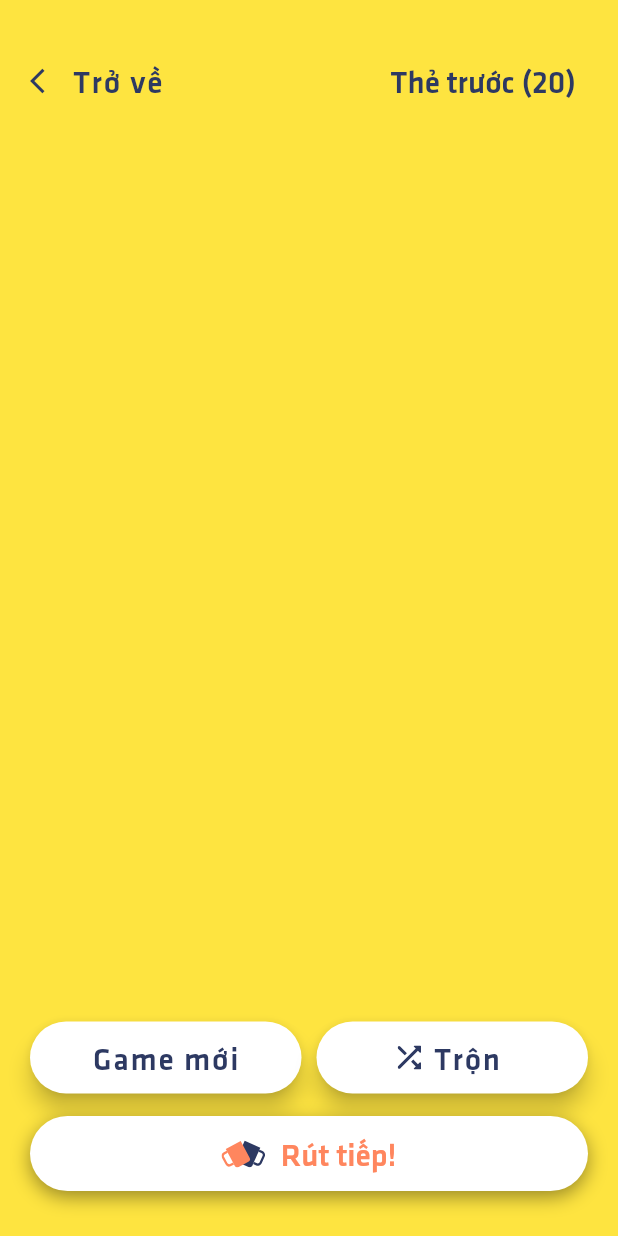
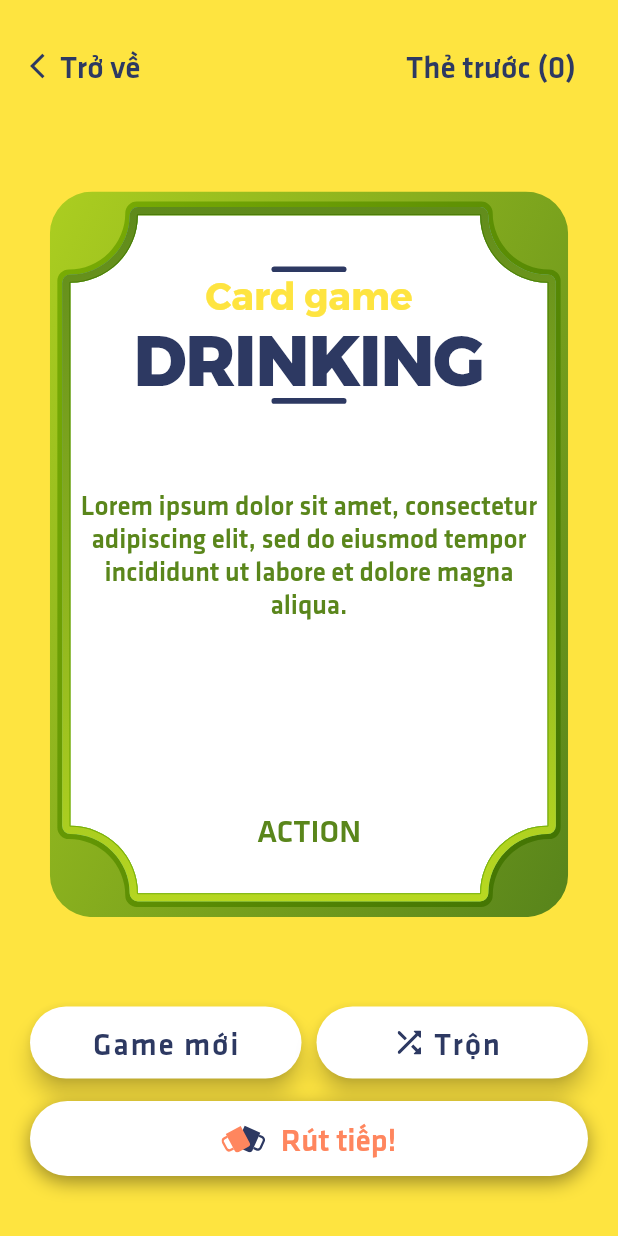
Before and after one commit to tanpmclk14uit/drinking_card, a Flutter app: the screen it shows after launch, after a tap on "Ván mới", on a phone screen of 412 x 824 dp. Run offline on Flutter 3.47's test engine with Material 2 defaults, Android fonts, the phone set to English and light mode, and no system bars; our stand-ins replace flutter_svg.

Commit message:
draw card is done

```diff
--- a/lib/constraint.dart
+++ b/lib/constraint.dart
@@ -4,6 +4,8 @@ import 'package:flutter/cupertino.dart';
 Color backgroundColor = const Color(0xFFFEE440);
 Color primaryTextColor = const Color(0xFF2D3962);
 Color specialButtonText = const Color(0xFFFF865E);
+Color actionCardColor = const Color(0xFF990004);
+Color truthCardColor = const Color(0xFF5A861B);
 
 //Text style
 EdgeInsets homeButtonMargin = const EdgeInsets.symmetric(horizontal: 65);
--- /dev/null
+++ b/lib/enums.dart
@@ -0,0 +1,2 @@
+// enum of the app
+enum CardType { truth, action }
--- a/lib/presentation/screen/home.dart
+++ b/lib/presentation/screen/home.dart
@@ -1,3 +1,4 @@
+import 'package:drinking_card/presentation/screen/playing.dart';
 import 'package:drinking_card/presentation/screen/setting.dart';
 import 'package:drinking_card/presentation/widgets/title.dart';
 import 'package:drinking_card/constraint.dart';
@@ -9,7 +10,8 @@ class HomeScreen extends StatelessWidget {
 
   @override
   Widget build(BuildContext context) {
-    return Scaffold(
+    return SafeArea(
+      child: Scaffold(
         body: Container(
           color: backgroundColor,
           child: Column(
@@ -18,13 +20,15 @@ class HomeScreen extends StatelessWidget {
               Image.asset("assets/top.png"),
               Expanded(
                 child: Container(
-                margin:const EdgeInsets.symmetric(horizontal: 50),
+                  margin: const EdgeInsets.symmetric(horizontal: 50),
                   child: ListView(
                     children: [
                       const AppTitle(),
                       const SizedBox(height: 50),
                       FloatingActionButton.extended(
-                        onPressed: () => {},
+                          onPressed: () => {
+                            Navigator.of(context).push(MaterialPageRoute(builder: (context) => const PlayingScreen(previousCardCount: 10, isFlitted: true,),))
+                          },
                           icon: const Icon(Icons.play_circle_fill_outlined),
                           backgroundColor: Colors.white,
                           foregroundColor: primaryTextColor,
@@ -33,7 +37,11 @@ class HomeScreen extends StatelessWidget {
                       const SizedBox(
                         height: 7,
                       ),
-                    const SpecialButton(content: "Ván mới"),
+                      GestureDetector(
+                          onTap: () {
+                            Navigator.of(context).push(MaterialPageRoute(builder: (context) => const PlayingScreen(previousCardCount: 0, isFlitted: false,)));
+                          },
+                          child: const SpecialButton(content: "Ván mới")),
                       const SizedBox(height: 7),
                       FloatingActionButton.extended(
                           onPressed: () => {},
@@ -45,7 +53,9 @@ class HomeScreen extends StatelessWidget {
                       const SizedBox(height: 7),
                       FloatingActionButton.extended(
                           onPressed: () => {
-                          Navigator.of(context).push(MaterialPageRoute(builder: (context) => const SettingScreen(),))
+                                Navigator.of(context).push(MaterialPageRoute(
+                                  builder: (context) => const SettingScreen(),
+                                ))
                               },
                           heroTag: "setting",
                           icon: const Icon(Icons.settings),
@@ -68,6 +78,7 @@ class HomeScreen extends StatelessWidget {
             ],
           ),
         ),
+      ),
     );
   }
 }
--- a/lib/presentation/screen/playing.dart
+++ b/lib/presentation/screen/playing.dart
@@ -1,14 +1,17 @@
 import 'package:drinking_card/constraint.dart';
+import 'package:drinking_card/enums.dart';
+import 'package:drinking_card/presentation/widgets/card_front.dart';
 import 'package:drinking_card/presentation/widgets/custom_app_bar.dart';
 import 'package:drinking_card/presentation/widgets/special_button.dart';
 import 'package:flutter/material.dart';
 import 'package:flutter_svg/svg.dart';
 
 class PlayingScreen extends StatefulWidget {
-  const PlayingScreen({Key? key, required this.previousCardCount})
+  const PlayingScreen(
+      {Key? key, required this.previousCardCount, required this.isFlitted})
       : super(key: key);
-
   final int previousCardCount;
+  final bool isFlitted;
 
   @override
   _PlayingScreenState createState() => _PlayingScreenState();
@@ -17,24 +20,28 @@ class PlayingScreen extends StatefulWidget {
 class _PlayingScreenState extends State<PlayingScreen> {
   @override
   Widget build(BuildContext context) {
-    return Scaffold(
+    return SafeArea(
+      child: Scaffold(
         backgroundColor: backgroundColor,
         body: Container(
           alignment: Alignment.center,
-        margin: const EdgeInsets.symmetric(horizontal: 20, vertical: 30),
+          margin: const EdgeInsets.fromLTRB(20, 20, 20, 40),
           child: Column(
+            mainAxisAlignment: MainAxisAlignment.center,
             children: <Widget>[
               CustomAppBar(previousCardCount: widget.previousCardCount),
-            Expanded(child: Container()),
+              const Expanded(
+                  child: CardFront(
+                type: CardType.truth,
+                content:
+                    "Lorem ipsum dolor sit amet, consectetur adipiscing elit, sed do eiusmod tempor incididunt ut labore et dolore magna aliqua.",
+              )),
               Row(
                 mainAxisAlignment: MainAxisAlignment.spaceEvenly,
                 children: <Widget>[
                   Expanded(
                     child: FloatingActionButton.extended(
-                    onPressed: () => {
-                      //Back to main screen
-                      Navigator.of(context).pop()
-                    },
+                      onPressed: () => {},
                       heroTag: "newGame",
                       foregroundColor: primaryTextColor,
                       label: const Text(
@@ -77,6 +84,7 @@ class _PlayingScreenState extends State<PlayingScreen> {
             ],
           ),
         ),
+      ),
     );
   }
 }
--- a/lib/presentation/screen/setting.dart
+++ b/lib/presentation/screen/setting.dart
@@ -26,7 +26,8 @@ class _SettingScreenState extends State<SettingScreen> {
 
   @override
   Widget build(BuildContext context) {
-    return Scaffold(
+    return SafeArea(
+      child: Scaffold(
         body: Container(
             color: backgroundColor,
             child: Column(
@@ -203,6 +204,7 @@ class _SettingScreenState extends State<SettingScreen> {
                 Image.asset('assets/bottom.png')
               ],
             )),
+      ),
     );
   }
 }
--- /dev/null
+++ b/lib/presentation/widgets/card_back.dart
@@ -0,0 +1,41 @@
+import 'package:drinking_card/enums.dart';
+import 'package:drinking_card/presentation/widgets/title.dart';
+import 'package:flutter/material.dart';
+import 'package:flutter_svg/svg.dart';
+
+import '../../constraint.dart';
+
+class CardBack extends StatelessWidget {
+  const CardBack({Key? key, required this.type}) : super(key: key);
+  final CardType type;
+
+  @override
+  Widget build(BuildContext context) {
+    return Container(
+      alignment: Alignment.center,
+      child: Stack(children: <Widget>[
+        type == CardType.action
+            ? SvgPicture.asset("assets/cards/action_back.svg")
+            : SvgPicture.asset("assets/cards/truth_back.svg"),
+        Positioned(
+          left: 0,
+          right: 0,
+          bottom: 40,
+          child: Container(
+            alignment: Alignment.center,
+            child: Text("Chạm để mở",
+                style: buttonTextStyle.copyWith(color: Colors.white)),
+          ),
+        ),
+        Positioned(
+          child:
+              Container(alignment: Alignment.center, child: const AppTitle()),
+          left: 0,
+          right: 0,
+          top: 0,
+          bottom: 0,
+        ),
+      ]),
+    );
+  }
+}
--- /dev/null
+++ b/lib/presentation/widgets/card_front.dart
@@ -0,0 +1,68 @@
+import 'package:drinking_card/enums.dart';
+import 'package:drinking_card/presentation/widgets/title.dart';
+import 'package:flutter_svg/svg.dart';
+import 'package:flutter/material.dart';
+
+import '../../constraint.dart';
+
+class CardFront extends StatelessWidget {
+  const CardFront({
+    Key? key,
+    required this.content,
+    required this.type,
+  }) : super(key: key);
+  final String content;
+  final CardType type;
+
+  @override
+  Widget build(BuildContext context) {
+    return Container(
+      alignment: Alignment.center,
+      child: Stack(
+        children: <Widget>[
+          type == CardType.action
+              ? SvgPicture.asset("assets/cards/action_front.svg")
+              : SvgPicture.asset("assets/cards/truth_front.svg"),
+          const Positioned(
+            left: 0,
+            right: 0,
+            top: 50,
+            child: AppTitleInCard(),
+          ),
+          Positioned(
+              left: 0,
+              right: 0,
+              bottom: 45,
+              child: Container(
+                alignment: Alignment.center,
+                child: Text(
+                  "ACTION",
+                  style: type == CardType.action
+                      ? buttonTextStyle.copyWith(color: actionCardColor)
+                      : buttonTextStyle.copyWith(color: truthCardColor),
+                ),
+              )),
+          Positioned(
+              left: 20,
+              right: 20,
+              top: 0,
+              bottom: 0,
+              child: Container(
+                alignment: Alignment.center,
+                child: Text(
+                  content,
+                  style: TextStyle(
+                      fontFamily: "Facebook",
+                      fontSize: 18,
+                      fontWeight: FontWeight.normal,
+                      color: type == CardType.action
+                          ? actionCardColor
+                          : truthCardColor),
+                  textAlign: TextAlign.center,
+                ),
+              ))
+        ],
+      ),
+    );
+  }
+}
--- a/lib/presentation/widgets/custom_app_bar.dart
+++ b/lib/presentation/widgets/custom_app_bar.dart
@@ -15,21 +15,16 @@ class CustomAppBar extends StatelessWidget {
     return Row(
       mainAxisAlignment: MainAxisAlignment.spaceBetween,
       children: <Widget>[
-        FloatingActionButton.extended(
-          extendedPadding: EdgeInsets.zero,
-          heroTag: "back",
-          onPressed: () {},
-          icon: Icon(
-            Icons.arrow_back_ios,
-            color: primaryTextColor,
-            size: 20,
+        GestureDetector(
+          onTap: () {
+            Navigator.of(context).pop();
+          },
+          child: Row(
+            children: <Widget>[
+              Icon(Icons.arrow_back_ios, color: primaryTextColor, size: 20,),
+              Text("Trở về", style: buttonTextStyle,)
+            ],
           ),
-          label: Text(
-            "Trở về",
-            style: buttonTextStyle,
-          ),
-          elevation: 0,
-          backgroundColor: Colors.transparent,
         ),
         TextButton(
             onPressed: () {},
--- a/lib/presentation/widgets/special_button.dart
+++ b/lib/presentation/widgets/special_button.dart
@@ -5,25 +5,23 @@ import '../../constraint.dart';
 
 class SpecialButton extends StatelessWidget {
   const SpecialButton({
-    Key? key, required this.content,
+    Key? key,
+    required this.content,
   }) : super(key: key);
 
   final String content;
+
   @override
   Widget build(BuildContext context) {
-    return GestureDetector(
-      onTap: ()=> {
-        Navigator.of(context).push(MaterialPageRoute(builder: (context) => PlayingScreen(previousCardCount: 20,),))
-      },
-      child: Container(
+    return Container(
         height: 50,
         decoration: BoxDecoration(
             color: Colors.white,
             boxShadow: [
-                BoxShadow(color: Colors.black.withOpacity(0.4),
-                  offset: const Offset(0,4),
+              BoxShadow(
+                color: Colors.black.withOpacity(0.4),
+                offset: const Offset(0, 4),
                 blurRadius: 10,
-
               ),
             ],
             borderRadius: BorderRadius.circular(50)),
@@ -40,7 +38,6 @@ class SpecialButton extends StatelessWidget {
             )
           ],
           mainAxisAlignment: MainAxisAlignment.center,
-          )),
-    );
+        ));
   }
 }
--- a/lib/presentation/widgets/title.dart
+++ b/lib/presentation/widgets/title.dart
@@ -10,6 +10,7 @@ class AppTitle extends StatelessWidget {
   @override
   Widget build(BuildContext context) {
     return Column(
+      mainAxisAlignment: MainAxisAlignment.center,
       children: <Widget>[
         Container(
             height: 3.8,
@@ -44,3 +45,47 @@ class AppTitle extends StatelessWidget {
     );
   }
 }
+
+class AppTitleInCard extends StatelessWidget {
+  const AppTitleInCard({
+    Key? key,
+  }) : super(key: key);
+
+  @override
+  Widget build(BuildContext context) {
+    return Column(
+      mainAxisAlignment: MainAxisAlignment.center,
+      children: <Widget>[
+        Container(
+            height: 3.8,
+            width: 50,
+            decoration: BoxDecoration(
+                color: primaryTextColor,
+                borderRadius: BorderRadius.circular(5))),
+        Text(
+          "Card game",
+          style: TextStyle(
+            color: backgroundColor,
+            fontFamily: "Montserrat",
+            fontSize: 25,
+            fontWeight: FontWeight.bold,
+          ),
+        ),
+        Text(
+          "DRINKING",
+          style: TextStyle(
+              color: primaryTextColor,
+              fontFamily: "Montserrat",
+              fontSize: 45,
+              fontWeight: FontWeight.w900),
+        ),
+        Container(
+          height: 3.8,
+          width: 50,
+          decoration: BoxDecoration(
+              color: primaryTextColor, borderRadius: BorderRadius.circular(5)),
+        )
+      ],
+    );
+  }
+}
--- a/pubspec.yaml
+++ b/pubspec.yaml
@@ -62,6 +62,7 @@ flutter:
   assets:
     - assets/
     - assets/icons/
+    - assets/cards/
 
   # An image asset can refer to one or more resolution-specific "variants", see
   # https://flutter.dev/assets-and-images/#resolution-aware.
```
Also changed, not shown: assets/cards/action_back.svg (added), assets/cards/action_front.svg (added), assets/cards/truth_back.svg (added), assets/cards/truth_front.svg (added), assets/continue.png (deleted). Lines whose indentation alone changed are shown as unchanged.
